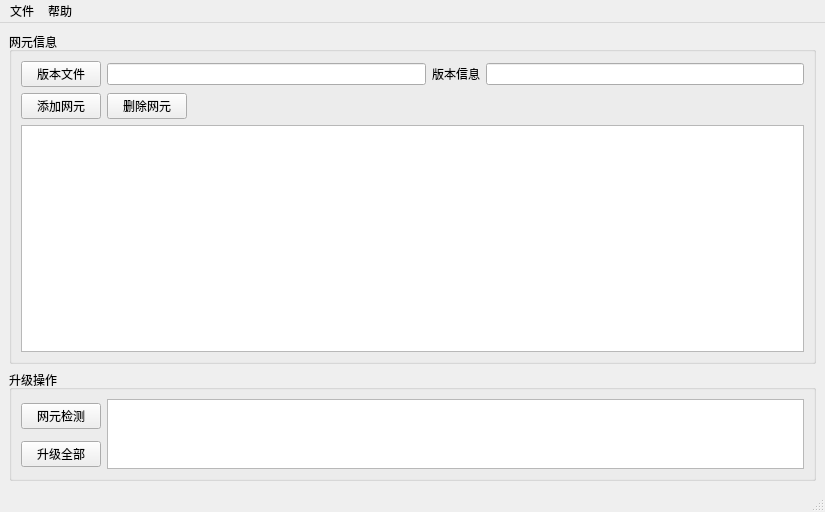
Above: zoom_update/pyside/ui/zoomUpdate.ui from xiaomdong/zoom_update before the change. Below: the same form after it.
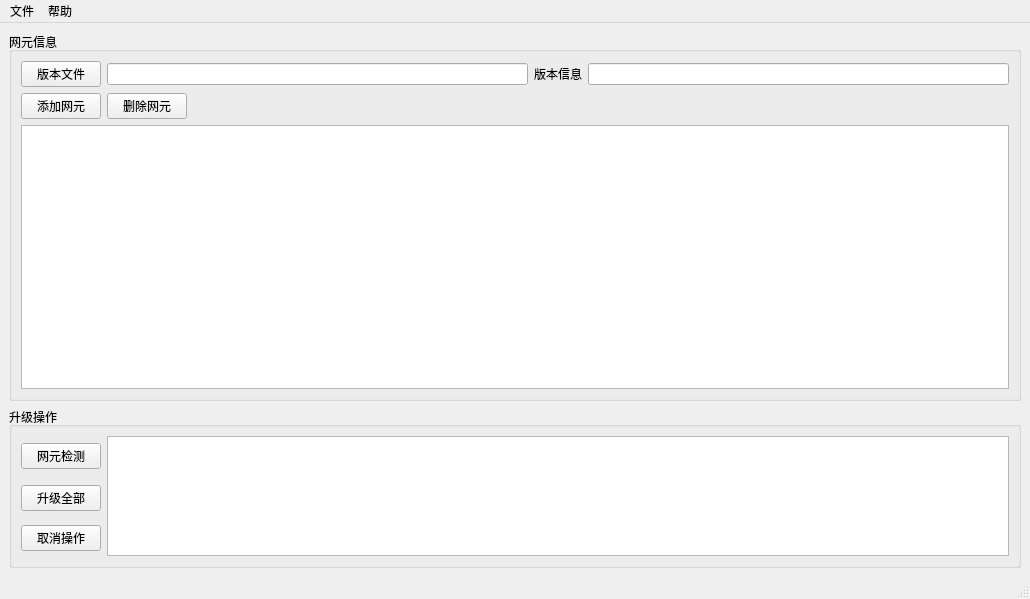
That is the form after the change.

Commit message: haha,很多界面修改

The edit to the form file:
```diff
--- a/zoom_update/pyside/ui/zoomUpdate.ui
+++ b/zoom_update/pyside/ui/zoomUpdate.ui
@@ -6,8 +6,8 @@
    <rect>
     <x>0</x>
     <y>0</y>
-    <width>825</width>
-    <height>512</height>
+    <width>1030</width>
+    <height>599</height>
    </rect>
   </property>
   <property name="minimumSize">
@@ -20,7 +20,7 @@
    <string>AC升级工具</string>
   </property>
   <widget class="QWidget" name="centralwidget">
-   <layout class="QGridLayout" name="gridLayout_2">
+   <layout class="QGridLayout" name="gridLayout_3">
     <item row="0" column="0">
      <widget class="QGroupBox" name="groupBox_2">
       <property name="title">
@@ -101,7 +101,7 @@
       <property name="title">
        <string>升级操作</string>
       </property>
-      <layout class="QGridLayout" name="gridLayout_3">
+      <layout class="QGridLayout" name="gridLayout_2">
        <item row="0" column="0">
         <widget class="QPushButton" name="pushButtonCheckNe">
          <property name="text">
@@ -109,8 +109,15 @@
          </property>
         </widget>
        </item>
-       <item row="0" column="1" rowspan="2">
-        <widget class="QTextEdit" name="textEditInformation"/>
+       <item row="0" column="1" rowspan="3">
+        <widget class="QTextEdit" name="textEditInformation">
+         <property name="minimumSize">
+          <size>
+           <width>0</width>
+           <height>120</height>
+          </size>
+         </property>
+        </widget>
        </item>
        <item row="1" column="0">
         <widget class="QPushButton" name="pushButtonUpdateAll">
@@ -119,6 +126,13 @@
          </property>
         </widget>
        </item>
+       <item row="2" column="0">
+        <widget class="QPushButton" name="pushButtonCancel">
+         <property name="text">
+          <string>取消操作</string>
+         </property>
+        </widget>
+       </item>
       </layout>
       <zorder>pushButtonCheckNe</zorder>
       <zorder>pushButtonUpdateAll</zorder>
@@ -132,7 +146,7 @@
     <rect>
      <x>0</x>
      <y>0</y>
-     <width>825</width>
+     <width>1030</width>
      <height>19</height>
     </rect>
    </property>
```
Left out of the diff: 13 changed lines with no effect on the pictures. The commit also changes 4 other files.
